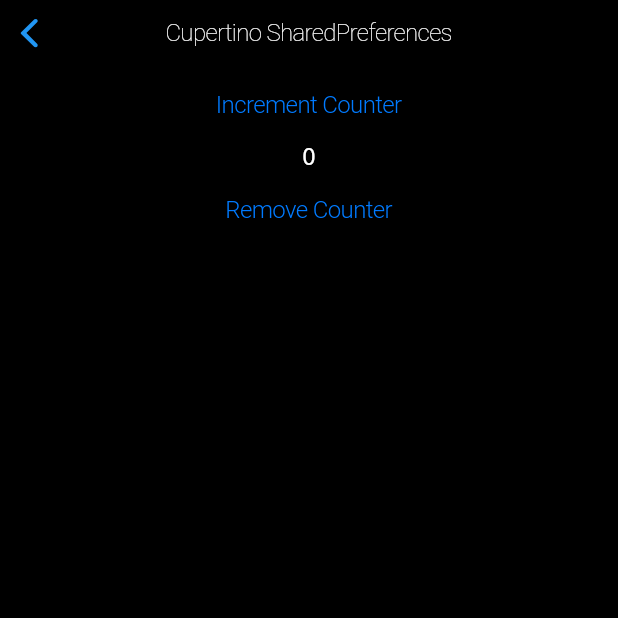
After one commit to hiroyuki12/flutter_my_app2, a Flutter app: the CupertinoSharedPreferences screen opened directly, on a phone screen of 412 x 824 dp, the top half of it. The commit adds this screen. Run offline on Flutter 3.47's test engine with Material 2 defaults, Android fonts, the light colour scheme and no system bars; our stand-ins replace flutter_signin_button, local_auth, shared_preferences, webview_flutter; missing offline and left inert: flutter_share; accounts and stored records are empty.

Commit message:
Add SharedPreferences, SignInButton.

```diff
--- /dev/null
+++ b/lib/pages/Cupertino/CupertinoSharedPreferences.dart
@@ -0,0 +1,94 @@
+import 'package:flutter/cupertino.dart';
+import 'package:flutter/material.dart';
+import 'package:shared_preferences/shared_preferences.dart';
+
+import 'DarkModeColor.dart';
+
+class CupertinoSharedPreferences extends StatefulWidget {
+  @override
+    State<StatefulWidget> createState() {
+    return _State();
+  }
+}
+
+class _State extends State<CupertinoSharedPreferences> {
+  int _counter = 0;
+
+  @override
+  void initState() {
+    super.initState();
+    // 初期化時にShared Preferencesに保存している値を読み込む
+    _getCounter();
+  }
+
+  @override
+  Widget build(BuildContext context) {
+    isDarkMode = true;  // switch darkMode
+    return CupertinoPageScaffold(
+      backgroundColor: isDarkMode ? darkModeBackColor : backColor,  //white , darkMode=black
+      navigationBar: CupertinoNavigationBar(
+        middle: Text("Cupertino SharedPreferences", style: _buildTextStyle()),
+        backgroundColor: isDarkMode ? darkModeBackColor : backColor,  //white , darkMode=black
+      ),
+      child: Center(
+        child: Column(
+          children: <Widget>[
+            CupertinoButton(
+              onPressed: _incrementCounter,
+              child: Text('Increment Counter', style: _buttonTextStyleNoBackground),
+            ),
+            Text(_counter.toString(), style: _buildTextStyle()),
+            CupertinoButton(
+              onPressed: _removeCounter,
+              child: Text('Remove Counter', style: _buttonTextStyleNoBackground),
+            ),
+          ],
+        ),
+      ),
+    );
+  }
+
+  void _getCounter() async {
+    SharedPreferences prefs = await SharedPreferences.getInstance();
+    setState(() {
+      _counter = (prefs.getInt('counter') ?? 0);
+    });
+  }
+
+  void _incrementCounter() async {
+    SharedPreferences prefs = await SharedPreferences.getInstance();
+    setState(() {
+      _counter = (prefs.getInt('counter') ?? 0) + 1;
+    });
+    print('Pressed $_counter times.');
+    await prefs.setInt('counter', _counter);
+  }
+
+  void _removeCounter() async {
+    SharedPreferences prefs = await SharedPreferences.getInstance();
+    setState(() {
+      _counter = 0;
+    });
+    print('Removed counter.');
+    await prefs.remove('counter');
+  }
+}
+
+var myTextStyle = new TextStyle();
+TextStyle _buildTextStyle() {
+  return myTextStyle = new TextStyle(
+  fontWeight: FontWeight.w100,
+  decoration: TextDecoration.none,
+  fontSize: 16,
+  // color: CupertinoColors.white
+  color: isDarkMode ? darkModeForeColor : foreColor,  //black , darkMode=white
+  );
+}
+
+TextStyle  _buttonTextStyleNoBackground = new TextStyle(
+  fontWeight: FontWeight.w300,
+  decoration: TextDecoration.none,
+  fontSize: 16,
+  // color: CupertinoColors.white
+  color: CupertinoColors.activeBlue,  //black , darkMode=white
+);
--- a/pubspec.yaml
+++ b/pubspec.yaml
@@ -38,6 +38,8 @@ dependencies:
   flutter_share: ^2.0.0
   local_auth: ^1.1.10
   path_provider: ^2.0.8
+  shared_preferences: ^2.0.13
+  flutter_signin_button: ^2.0.0
 
 dev_dependencies:
   flutter_test:
```
Also changed, not shown: lib/pages/Cupertino/CupertinoMenu2.dart (+16 -0 lines), lib/pages/Cupertino/CupertinoSignInButton.dart (added, +90 -0 lines), pubspec.lock.
